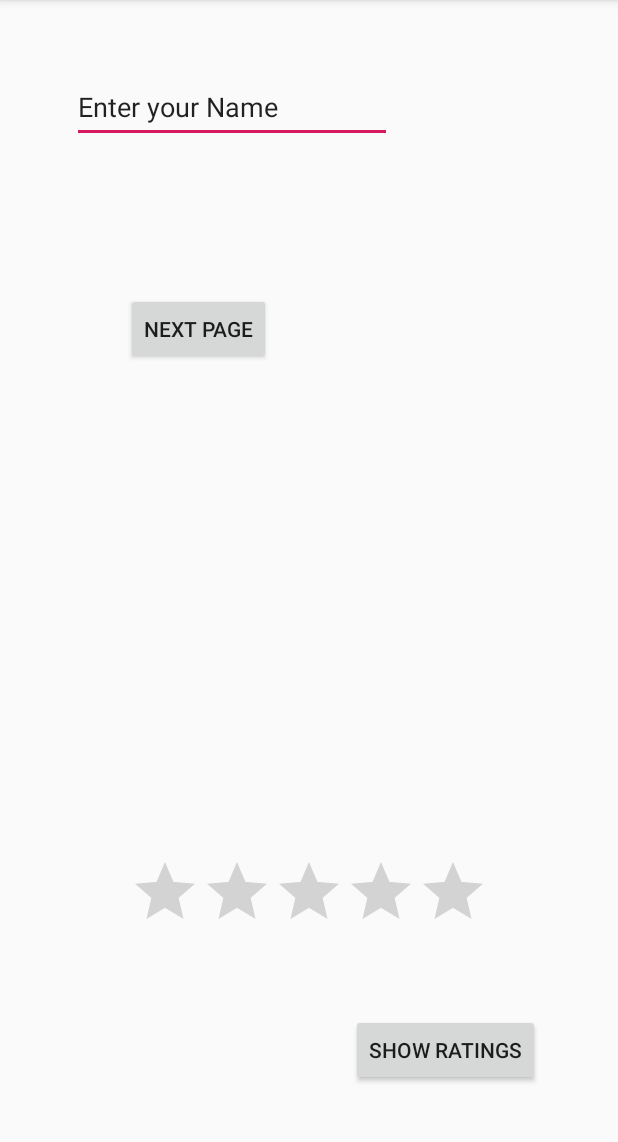
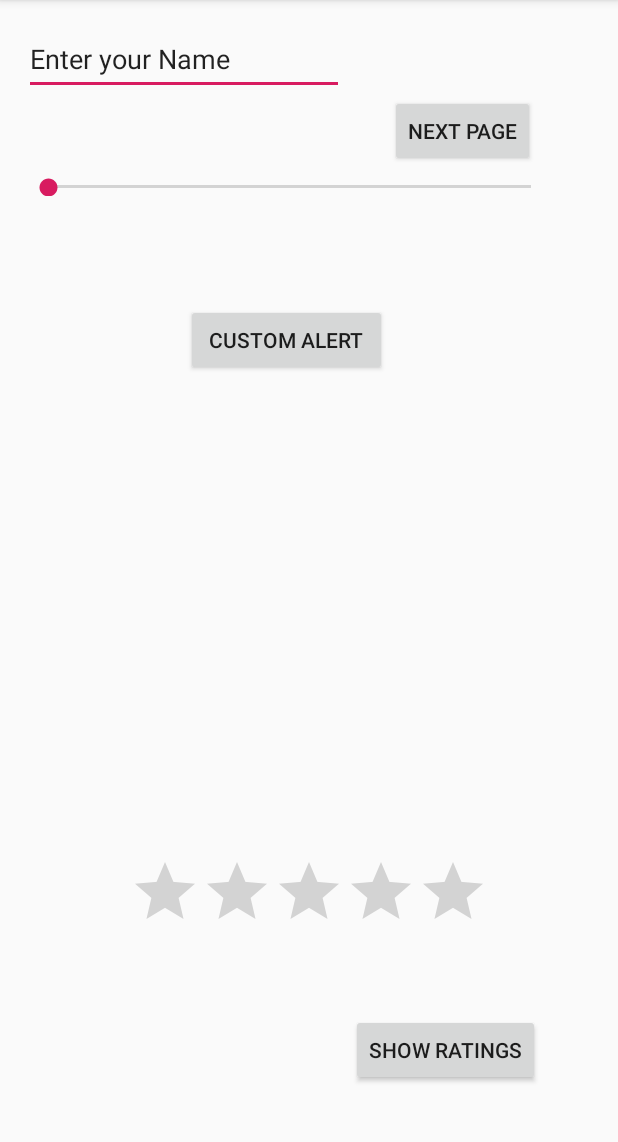
Before and after one commit to KnightsTiger/dotmenucheck, an Android app: the screen it shows after launch (MainActivity), on a phone screen of 412 x 824 dp, the part 84-1226 px from its top. Run offline under Robolectric (Android 15) with nearby library versions, the phone set to English and light mode, and no system bars.

Commit message:
Custom menu added

```diff
--- a/app/src/main/res/layout/activity_main.xml
+++ b/app/src/main/res/layout/activity_main.xml
@@ -10,8 +10,8 @@
         android:id="@+id/editText"
         android:layout_width="wrap_content"
         android:layout_height="47dp"
-        android:layout_marginStart="48dp"
-        android:layout_marginTop="48dp"
+        android:layout_marginStart="16dp"
+        android:layout_marginTop="16dp"
         android:ems="10"
         android:inputType="textPersonName"
         android:text="@string/enter_your_name"
@@ -22,8 +22,7 @@
         android:id="@+id/button"
         android:layout_width="wrap_content"
         android:layout_height="wrap_content"
-        android:layout_marginStart="84dp"
-        android:layout_marginTop="100dp"
+        android:layout_marginStart="260dp"
         android:onClick="goToNextPage"
         android:text="Next Page"
         app:layout_constraintStart_toStartOf="parent"
@@ -51,4 +50,25 @@
         app:layout_constraintBottom_toBottomOf="parent"
         app:layout_constraintEnd_toEndOf="parent" />
 
+    <SeekBar
+        android:id="@+id/seekBar"
+        android:layout_width="354dp"
+        android:layout_height="12dp"
+        android:layout_marginStart="16dp"
+        android:layout_marginTop="7dp"
+        android:onClick="seekMe"
+        app:layout_constraintStart_toStartOf="parent"
+        app:layout_constraintTop_toBottomOf="@+id/button" />
+
+    <Button
+        android:id="@+id/button3"
+        android:layout_width="134dp"
+        android:layout_height="wrap_content"
+        android:layout_marginStart="124dp"
+        android:layout_marginTop="72dp"
+        android:onClick="showCutom"
+        android:text="Custom Alert"
+        app:layout_constraintStart_toStartOf="parent"
+        app:layout_constraintTop_toBottomOf="@+id/seekBar" />
+
 </android.support.constraint.ConstraintLayout>
```
Also changed, not shown: app/src/main/java/com/example/knight/dotmenucheck/MainActivity.java (+8 -0 lines), app/src/main/java/com/example/knight/dotmenucheck/WelcomeScreen.java (+30 -0 lines), app/src/main/res/layout/activity_welcome_screen.xml (+55 -4 lines), app/src/main/res/layout/cusmenu.xml (added, +29 -0 lines).
